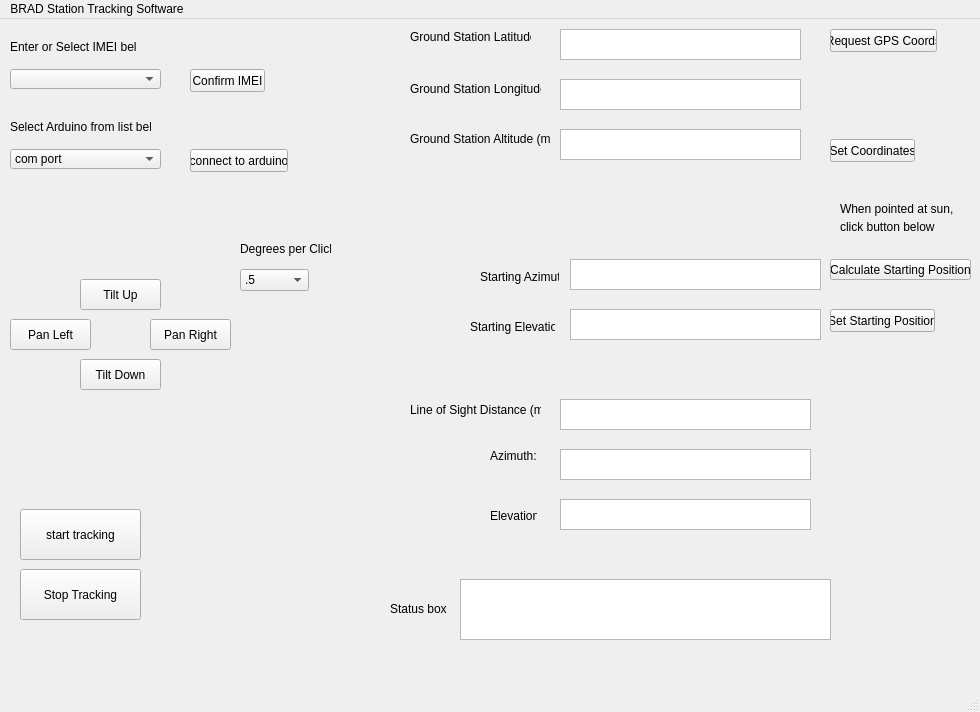
mathias314/Ground-Station-Tracker, file QtDesignerUI.ui: the form before one commit.
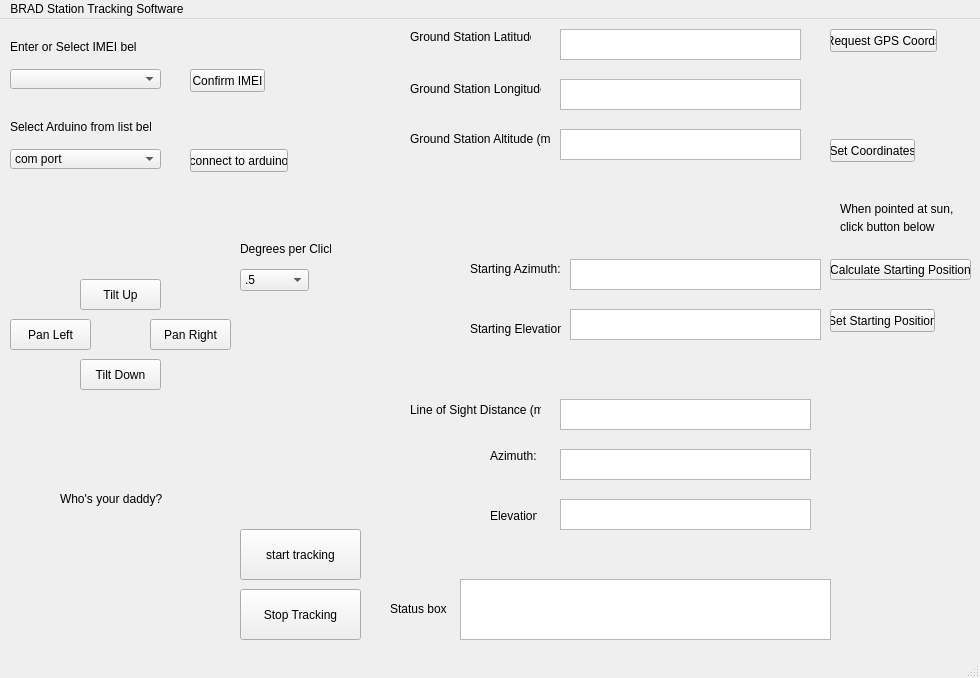
The form after the commit. Icons and pictures are not drawn.

The edit to the form file:
```diff
--- a/QtDesignerUI.ui
+++ b/QtDesignerUI.ui
@@ -7,7 +7,7 @@
     <x>0</x>
     <y>0</y>
     <width>980</width>
-    <height>712</height>
+    <height>678</height>
    </rect>
   </property>
   <property name="windowTitle">
@@ -17,8 +17,8 @@
    <widget class="QPushButton" name="startButton">
     <property name="geometry">
      <rect>
-      <x>20</x>
-      <y>490</y>
+      <x>240</x>
+      <y>510</y>
       <width>121</width>
       <height>51</height>
      </rect>
@@ -30,8 +30,8 @@
    <widget class="QPushButton" name="stopTrackingButton">
     <property name="geometry">
      <rect>
-      <x>20</x>
-      <y>550</y>
+      <x>240</x>
+      <y>570</y>
       <width>121</width>
       <height>51</height>
      </rect>
@@ -63,14 +63,14 @@
    <widget class="QLabel" name="label_4">
     <property name="geometry">
      <rect>
-      <x>480</x>
-      <y>250</y>
-      <width>79</width>
-      <height>16</height>
+      <x>470</x>
+      <y>240</y>
+      <width>91</width>
+      <height>20</height>
      </rect>
     </property>
     <property name="text">
-     <string>Starting Azimuth</string>
+     <string>Starting Azimuth:</string>
     </property>
    </widget>
    <widget class="QLabel" name="label_5">
@@ -78,12 +78,12 @@
      <rect>
       <x>470</x>
       <y>300</y>
-      <width>85</width>
-      <height>16</height>
+      <width>91</width>
+      <height>20</height>
      </rect>
     </property>
     <property name="text">
-     <string>Starting Elevation</string>
+     <string>Starting Elevation:</string>
     </property>
    </widget>
    <widget class="QPushButton" name="calibrateButton">
@@ -497,6 +497,38 @@
      <string>Degrees per Click</string>
     </property>
    </widget>
+   <widget class="QLabel" name="label_15">
+    <property name="geometry">
+     <rect>
+      <x>10</x>
+      <y>500</y>
+      <width>211</width>
+      <height>131</height>
+     </rect>
+    </property>
+    <property name="text">
+     <string/>
+    </property>
+    <property name="pixmap">
+     <pixmap>MSGC.png</pixmap>
+    </property>
+    <property name="scaledContents">
+     <bool>true</bool>
+    </property>
+   </widget>
+   <widget class="QLabel" name="label_16">
+    <property name="geometry">
+     <rect>
+      <x>60</x>
+      <y>470</y>
+      <width>111</width>
+      <height>20</height>
+     </rect>
+    </property>
+    <property name="text">
+     <string>Who's your daddy?</string>
+    </property>
+   </widget>
   </widget>
   <widget class="QMenuBar" name="menubar">
    <property name="geometry">
```
